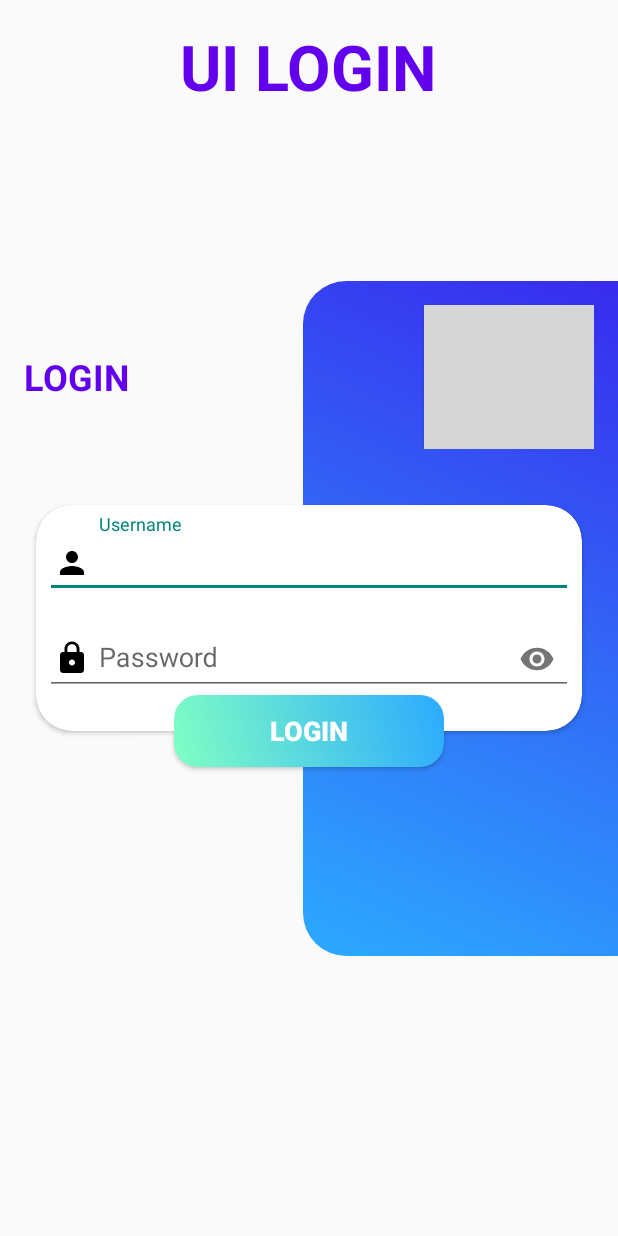
After one commit to muhamadAzis32/PPB1-UAS-KELOMPOK6, an Android app: the layout percobaan.xml on its own in the app's theme, with its tools: preview values and no code run, on a phone screen of 412 x 824 dp. The commit adds this screen. Run offline under Robolectric (Android 15) with nearby library versions, the phone set to English and light mode, and no system bars; grey boxes are pictures that could not be loaded.

Commit message:
add asset

```diff
--- /dev/null
+++ b/app/src/main/res/drawable/ic_lock.xml
@@ -0,0 +1,9 @@
+<vector xmlns:android="http://schemas.android.com/apk/res/android"
+        android:width="24dp"
+        android:height="24dp"
+        android:viewportWidth="24.0"
+        android:viewportHeight="24.0">
+    <path
+        android:fillColor="#FF000000"
+        android:pathData="M18,8h-1L17,6c0,-2.76 -2.24,-5 -5,-5S7,3.24 7,6v2L6,8c-1.1,0 -2,0.9 -2,2v10c0,1.1 0.9,2 2,2h12c1.1,0 2,-0.9 2,-2L20,10c0,-1.1 -0.9,-2 -2,-2zM12,17c-1.1,0 -2,-0.9 -2,-2s0.9,-2 2,-2 2,0.9 2,2 -0.9,2 -2,2zM15.1,8L8.9,8L8.9,6c0,-1.71 1.39,-3.1 3.1,-3.1 1.71,0 3.1,1.39 3.1,3.1v2z"/>
+</vector>
--- /dev/null
+++ b/app/src/main/res/drawable/ic_login_bg.xml
@@ -0,0 +1,14 @@
+<?xml version="1.0" encoding="utf-8"?>
+<vector android:autoMirrored="true" android:height="454.8387dp"
+    android:viewportHeight="470" android:viewportWidth="217"
+    android:width="210dp" xmlns:aapt="http://schemas.android.com/aapt" xmlns:android="http://schemas.android.com/apk/res/android">
+    <path android:pathData="M30,0H217a0,0 0,0 1,0 0V470a0,0 0,0 1,0 0H30A30,30 0,0 1,0 440V30A30,30 0,0 1,30 0Z">
+        <aapt:attr name="android:fillColor">
+            <gradient android:endX="-9.740159E-16" android:endY="470"
+                android:startX="217" android:startY="0" android:type="linear">
+                <item android:color="#FF382BEE" android:offset="0"/>
+                <item android:color="#FF2CAAFF" android:offset="1"/>
+            </gradient>
+        </aapt:attr>
+    </path>
+</vector>
--- /dev/null
+++ b/app/src/main/res/drawable/ic_person.xml
@@ -0,0 +1,9 @@
+<vector xmlns:android="http://schemas.android.com/apk/res/android"
+        android:width="24dp"
+        android:height="24dp"
+        android:viewportWidth="24.0"
+        android:viewportHeight="24.0">
+    <path
+        android:fillColor="#FF000000"
+        android:pathData="M12,12c2.21,0 4,-1.79 4,-4s-1.79,-4 -4,-4 -4,1.79 -4,4 1.79,4 4,4zM12,14c-2.67,0 -8,1.34 -8,4v2h16v-2c0,-2.66 -5.33,-4 -8,-4z"/>
+</vector>
--- /dev/null
+++ b/app/src/main/res/drawable/login_btn_bg.xml
@@ -0,0 +1,5 @@
+<?xml version="1.0" encoding="utf-8"?>
+<shape xmlns:android="http://schemas.android.com/apk/res/android" android:shape="rectangle">
+    <gradient android:endColor="#FF2CAAFF" android:startColor="#80FFC4" android:angle="45" />
+    <corners android:radius="16dp" />
+</shape>
--- /dev/null
+++ b/app/src/main/res/layout/percobaan.xml
@@ -0,0 +1,145 @@
+<?xml version="1.0" encoding="utf-8"?>
+<androidx.constraintlayout.widget.ConstraintLayout xmlns:android="http://schemas.android.com/apk/res/android"
+    xmlns:app="http://schemas.android.com/apk/res-auto"
+    xmlns:tools="http://schemas.android.com/tools"
+    android:layout_width="match_parent"
+    android:layout_height="match_parent"
+    tools:context=".LoginActivity">
+
+    <TextView
+        android:id="@+id/textView"
+        android:layout_width="wrap_content"
+        android:layout_height="wrap_content"
+        android:layout_marginTop="16dp"
+        android:text="@string/app_name"
+        android:textColor="?attr/colorPrimary"
+        android:textSize="42sp"
+        android:textStyle="bold"
+        app:layout_constraintLeft_toLeftOf="parent"
+        app:layout_constraintRight_toRightOf="parent"
+        app:layout_constraintTop_toTopOf="parent"
+        tools:text="UI LOGIN" />
+
+    <View
+        android:id="@+id/view"
+        android:layout_width="210dp"
+        android:layout_height="450dp"
+        android:background="@drawable/ic_login_bg"
+        app:layout_constraintBottom_toBottomOf="parent"
+        app:layout_constraintEnd_toEndOf="parent"
+        app:layout_constraintTop_toTopOf="parent" />
+
+    <RelativeLayout
+        android:layout_width="0dp"
+        android:layout_height="wrap_content"
+        android:layout_marginStart="16dp"
+        android:layout_marginTop="16dp"
+        android:layout_marginEnd="16dp"
+        app:layout_constraintEnd_toEndOf="parent"
+        app:layout_constraintHorizontal_bias="1.0"
+        app:layout_constraintStart_toStartOf="parent"
+        app:layout_constraintTop_toTopOf="@+id/view">
+
+        <Button
+            android:id="@+id/btnregister"
+            android:layout_width="wrap_content"
+            android:layout_height="wrap_content"
+            android:layout_alignParentEnd="true"
+            android:layout_alignParentRight="true"
+            android:background="@drawable/btn_topd"
+            android:paddingStart="16dp"
+            android:paddingEnd="16dp"
+            android:text="@string/button"
+            android:textColor="@color/white"
+            android:textSize="18sp"
+            tools:text="REGISTER" />
+
+        <TextView
+            android:id="@+id/textView2"
+            android:layout_width="wrap_content"
+            android:layout_height="wrap_content"
+            android:layout_centerVertical="true"
+            android:text="LOGIN"
+            android:textColor="@color/design_default_color_primary"
+            android:textSize="24sp"
+            android:textStyle="bold" />
+    </RelativeLayout>
+
+    <androidx.cardview.widget.CardView
+        android:id="@+id/cardView"
+        android:layout_width="0dp"
+        android:layout_height="wrap_content"
+        android:layout_marginStart="24dp"
+        android:layout_marginEnd="24dp"
+        app:cardCornerRadius="24dp"
+        app:layout_constraintBottom_toBottomOf="parent"
+        app:layout_constraintEnd_toEndOf="parent"
+        app:layout_constraintStart_toStartOf="parent"
+        app:layout_constraintTop_toTopOf="parent">
+
+        <LinearLayout
+            android:layout_width="match_parent"
+            android:layout_height="match_parent"
+            android:orientation="vertical">
+
+            <com.google.android.material.textfield.TextInputLayout
+                android:id="@+id/EditUsernameLogin"
+                android:layout_width="match_parent"
+                android:layout_height="match_parent"
+                android:layout_marginTop="6dp"
+                android:paddingStart="6dp"
+                android:paddingEnd="6dp">
+
+                <com.google.android.material.textfield.TextInputEditText
+                    android:layout_width="match_parent"
+                    android:layout_height="wrap_content"
+                    android:drawableStart="@drawable/ic_person"
+                    android:drawablePadding="6dp"
+                    android:hint="Username"
+                    android:paddingStart="6dp"
+                    android:paddingEnd="6dp"
+                    tools:ignore="TouchTargetSizeCheck"
+                    android:drawableLeft="@drawable/ic_person" />
+            </com.google.android.material.textfield.TextInputLayout>
+
+            <com.google.android.material.textfield.TextInputLayout
+                android:id="@+id/EditPasswordLogin"
+                android:layout_width="match_parent"
+                android:layout_height="wrap_content"
+                android:layout_marginTop="6dp"
+                android:layout_marginBottom="24dp"
+                android:paddingStart="6dp"
+                android:paddingEnd="6dp"
+                app:passwordToggleEnabled="true">
+
+                <com.google.android.material.textfield.TextInputEditText
+                    android:layout_width="match_parent"
+                    android:layout_height="wrap_content"
+                    android:drawableStart="@drawable/ic_lock"
+                    android:drawablePadding="6dp"
+                    android:hint="Password"
+                    android:inputType="textPassword"
+                    android:paddingStart="6dp"
+                    android:paddingEnd="6dp"
+                    android:drawableLeft="@drawable/ic_lock" />
+            </com.google.android.material.textfield.TextInputLayout>
+        </LinearLayout>
+    </androidx.cardview.widget.CardView>
+
+    <Button
+        android:id="@+id/btnLogin"
+        android:layout_width="180dp"
+        android:layout_height="wrap_content"
+        android:background="@drawable/login_btn_bg"
+        android:text="@string/button"
+        android:textColor="@color/white"
+        android:textSize="18sp"
+        android:textStyle="bold"
+        app:layout_constraintBottom_toBottomOf="@+id/cardView"
+        app:layout_constraintEnd_toEndOf="@+id/cardView"
+        app:layout_constraintStart_toStartOf="@+id/cardView"
+        app:layout_constraintTop_toBottomOf="@+id/cardView"
+        tools:ignore="TextContrastCheck,DuplicateSpeakableTextCheck"
+        tools:text="LOGIN" />
+
+</androidx.constraintlayout.widget.ConstraintLayout>
```
Also changed, not shown: app/src/main/res/drawable/ic_launcher_background2.xml (added, +170 -0 lines), app/src/main/res/drawable/ic_register_bg.xml (added, +13 -0 lines), app/src/main/res/drawable/ic_username.xml (added, +10 -0 lines), app/src/main/res/layout/activity_rv_db.xml (+29 -3 lines), app/src/main/res/values/strings.xml (+11 -0 lines).
